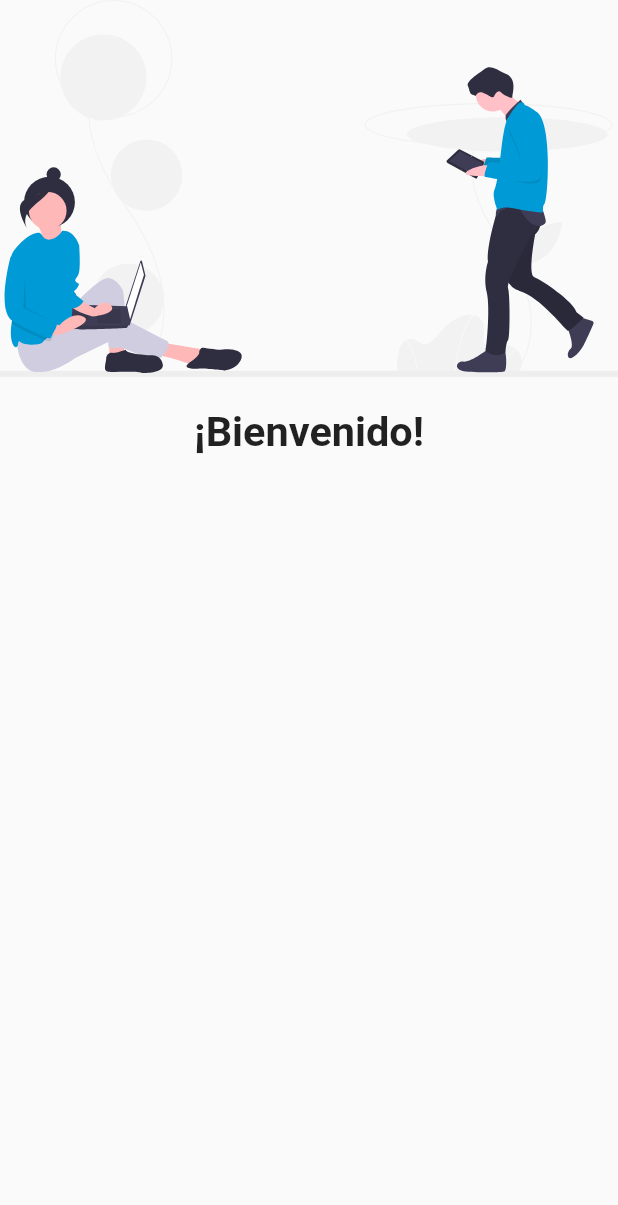
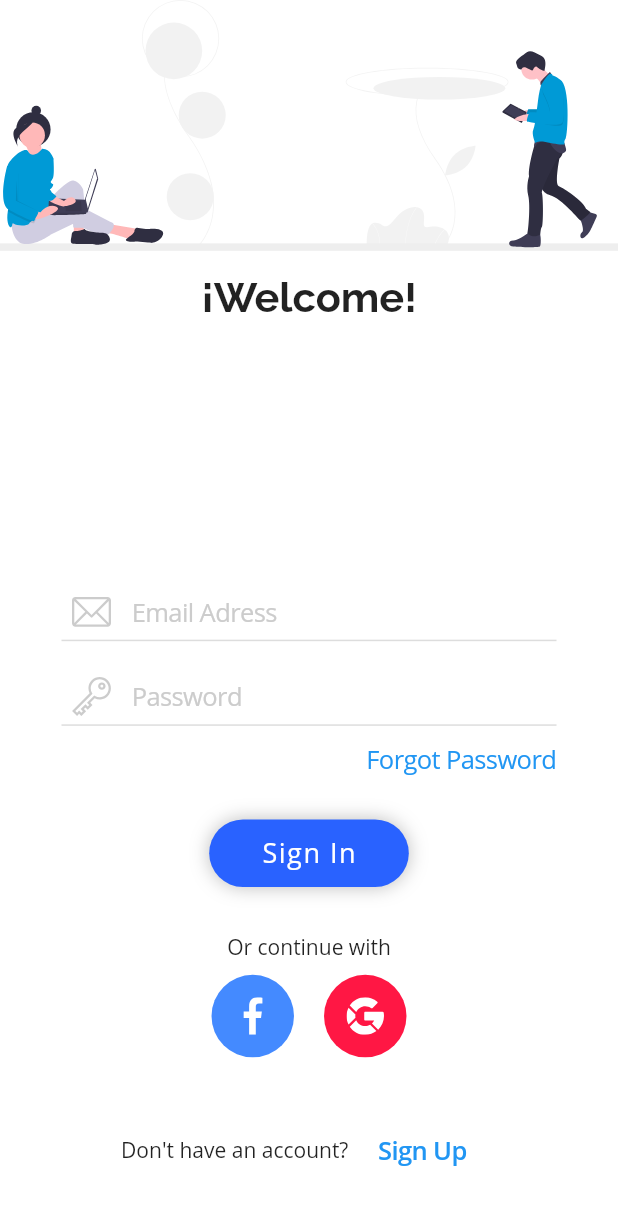
Before and after one commit to IvanPerezAlarcon1/Flutter-proyects, a Flutter app: the screen it shows after launch, on a phone screen of 412 x 824 dp. Shown: the top 1205 px of the screen. Run offline on Flutter 3.47's test engine with Material 2 defaults, Android fonts, the phone set to English and light mode, and no system bars; our stand-ins replace flutter_svg, geolocator, google_maps_flutter.

Commit message:
se hace responsive y adaptable a los distintos tamaños de dispositivos

```diff
--- a/flutter_ui_avanzadas/lib/main.dart
+++ b/flutter_ui_avanzadas/lib/main.dart
@@ -14,6 +14,7 @@ class MyApp extends StatelessWidget {
       debugShowCheckedModeBanner: false, //para esconder el banner de debug de la esquina superior derecha
       theme: ThemeData(
         primarySwatch: Colors.blue,
+        fontFamily: 'sans', //fuente por defecto que queremos, esto luego de importarlas al proyecto en la carpeta assets/fonts/ en el pubspec.yaml
 
         visualDensity: VisualDensity.adaptivePlatformDensity,
       ),
--- a/flutter_ui_avanzadas/lib/pages/login/login_page.dart
+++ b/flutter_ui_avanzadas/lib/pages/login/login_page.dart
@@ -1,6 +1,8 @@
 import 'package:flutter/material.dart';
 import 'package:flutter/services.dart';
 import 'package:flutter_ui_avanzadas/pages/login/widgets/welcome.dart';
+import 'package:flutter_ui_avanzadas/utils/responsive.dart';
+import 'package:flutter_ui_avanzadas/widgets/login_form.dart';
 
 class LoginPage extends StatefulWidget {
   @override
@@ -17,14 +19,30 @@ class _LoginPageState extends State<LoginPage> {
 
   @override
   Widget build(BuildContext context) {
+    final Responsive responsive = Responsive.of(context); //llamamos a la clase Responsive que calcula las medidas del dispositivo
     return Scaffold(
-      body: Container(
+      body: GestureDetector( //para que no salga el error de overflow al querer ingresar datos a un campo
+      //GestuoreDetector necesita un color en el container de abajo para poder detectar cuando se hace click en otra parte que no sea el campo de ingreso de datos para poder salierse si se hace click en otra parte
+      onTap: (){
+        FocusScope.of(context).unfocus();
+      },
+
+      child: Container(
           width: double.infinity,//le damos todo el alto y ancho posibles al container
           height: double.infinity,
+          color: Colors.white, //esto se agrega para que el widget GestureDetector funcione correctamente y al presionar en otra parte que no sea el campo de datos respectivo, se quita el teclado de la pantalla
+          child: SingleChildScrollView(//se usa para evitar el error de overflow al presionar un campo de inputs
+                      child: Container(
+                        height: responsive.height-30,
                         child: Column(
+              mainAxisAlignment: MainAxisAlignment.spaceBetween,//se coloca para que los widgets Welcome() y LoginForm(), esten lo mas separados posibles
               children: <Widget>[
                 Welcome(),
+                LoginForm(),
               ],
+            ),
+                      ),
+          ),
         ),
       ),
     );
--- a/flutter_ui_avanzadas/lib/pages/login/widgets/welcome.dart
+++ b/flutter_ui_avanzadas/lib/pages/login/widgets/welcome.dart
@@ -12,7 +12,7 @@ class Welcome extends StatelessWidget {
 
 
     return AspectRatio(//este widget es para que el tamaño  de altura se adapte a cualquier dispositivo en una relacion dada
-      aspectRatio: 16/12,
+      aspectRatio: 16/9,
           child: LayoutBuilder( //es un contenedor simple
           //este es un widget de tipo stack para poder generar la ilustración que muestra en la zona top, también se deben conocer las
           //dimenciones del contenedor en donde se colocarán las imagenes, es decir Welcome en este caso
@@ -28,40 +28,41 @@ class Welcome extends StatelessWidget {
                     left: 0,
                     child: SvgPicture.asset('assets/pages/login/clouds.svg',
                     width: constraints.maxWidth,
-                    height: constraints.maxHeight*0.81,
+                    height: constraints.maxHeight*0.71, //tamaño de la imagen de las nubes
                   )),
 
                   Positioned(//propiedades de la linea divisoria
-                    top: constraints.maxHeight*0.8,//definimos que la linea divisoria este al 60% de la altura max del contaniner
+                    top: constraints.maxHeight*0.7,//definimos que la linea divisoria este al 70% de la altura max del contaniner
                     child: Column(//ponemos a la barra dentro de un container, y abajo de esta un texto
                       children: <Widget>[
                         Container(//container de linea separadora
-                          height: 4,
-                          width: constraints.maxWidth, //se debe usar la variable constraints para poder determinar el ancho max en un widget Positioned dentro de un widget stack
+                          height: 5,
+                          width: constraints.maxWidth,//grosor de la linea //se debe usar la variable constraints para poder determinar el ancho max en un widget Positioned dentro de un widget stack
                           color: Color(0xffeeeeee),
                     ),
                     SizedBox(
-                      height: 20,
+                      height: 15,//distancia desde la linea devisora hasta donde aparece el texto
                     ),
-                    Text("¡Bienvenido!",style: TextStyle(
+                    Text("¡Welcome!",style: TextStyle(
                       fontSize:responsive.ip(3),//que el tamaño del texto de tanto % del valor de la diagonal
                       fontWeight: FontWeight.bold,
+                      fontFamily: 'raleway',
                       ),),
                       ],
                     ),
                   ),
 
                   Positioned(//dimensiones de la imagen de la chica
-                    top: constraints.maxHeight*0.345,//distancia de la imagen desde arriba hacia abajo
+                    top: constraints.maxHeight*0.29,//distancia de la imagen desde arriba hacia abajo
                     child: SvgPicture.asset('assets/pages/login/woman.svg',
-                    width: constraints.maxWidth*0.4,
+                    width: constraints.maxWidth*0.27,
                     //height: constraints.maxHeight*0.4,
                   )),//container con la imagen crrespondiente
                   Positioned(//dimensiones de la imagen del chico
-                    top: constraints.maxHeight*0.125,
+                    top: constraints.maxHeight*0.13,
                     right: 10,
                     child: SvgPicture.asset('assets/pages/login/man.svg',
-                    width: constraints.maxWidth*0.28,
+                    width: constraints.maxWidth*0.18,
                   )),
                 ],
               ),
--- /dev/null
+++ b/flutter_ui_avanzadas/lib/utils/app_colors.dart
@@ -0,0 +1,8 @@
+import 'package:flutter/cupertino.dart';
+import 'package:flutter/widgets.dart';
+
+//crear una clase que contenga propiedades estáticas
+class AppColors{
+  static final primary = Color(0xff2962FF); //color primario
+  static final gray = Color(0xffeeeeee);//color secundario
+}
--- /dev/null
+++ b/flutter_ui_avanzadas/lib/widgets/circle_button.dart
@@ -0,0 +1,32 @@
+import 'package:flutter/material.dart';
+import 'package:flutter/cupertino.dart';
+import 'package:flutter_svg/flutter_svg.dart';
+import 'package:flutter_ui_avanzadas/utils/app_colors.dart';
+
+class CircleButton extends StatelessWidget {
+  final String iconPath;
+  final double size;
+  final Color backgroundColor;
+  const CircleButton({
+    Key key,
+    this.size = 50,
+    this.backgroundColor,
+    @required this.iconPath
+  }) :assert(iconPath !=null), super(key: key);
+
+  @override
+  Widget build(BuildContext context) {
+    return Container(
+      width: this.size,
+      height: this.size,
+      padding: EdgeInsets.all(15),
+      child: SvgPicture.asset(iconPath,
+        color: Colors.white,
+      ),
+      decoration: BoxDecoration(
+        color: this.backgroundColor ?? AppColors.primary, //si background color es distinto de null se toma el valor ingresado, en caso contrario se usa el indicado aquí
+        shape: BoxShape.circle  //define de forma ciercular el container
+      ),
+    );
+  }
+}
--- /dev/null
+++ b/flutter_ui_avanzadas/lib/widgets/input_text_login.dart
@@ -0,0 +1,39 @@
+import 'package:flutter/material.dart';
+import 'package:flutter/cupertino.dart';
+import 'package:flutter_svg/svg.dart';
+
+class InputTextLogin extends StatelessWidget {
+  final String iconPath,placeholder;
+  const InputTextLogin({Key key,@required this.iconPath,@required this.placeholder}) :
+  assert(iconPath != null && placeholder != null), //hacemos una corroboración de los parámetros
+  super (key:key);//constructor
+  @override
+  Widget build(BuildContext context) {
+    return CupertinoTextField(
+            //pripiedades del textfield de email
+            padding: EdgeInsets.symmetric(
+              vertical:7,
+              horizontal: 7
+              ),
+            prefix: Container(
+              height: 30,
+              width: 40,
+              padding: EdgeInsets.all(2),
+              child: SvgPicture.asset(this.iconPath,
+              color: Color(0xffcccccc),
+              ),
+            ),
+            placeholder: this.placeholder,
+            style:TextStyle(fontFamily: 'sans'),//estilo del texto input que se ingresa debe cambiarse tambien al deseado
+            placeholderStyle: TextStyle(fontFamily: 'sans', color: Color(0xffcccccc)),//estilo del placeholder
+            decoration: BoxDecoration(
+              border: Border(
+                bottom: BorderSide(
+                  width: 1,
+                  color: Color(0xffdddddd),
+                ),
+              ),
+            ),
+          );
+  }
+}
--- /dev/null
+++ b/flutter_ui_avanzadas/lib/widgets/login_form.dart
@@ -0,0 +1,100 @@
+import 'package:flutter/material.dart';
+import 'package:flutter/cupertino.dart';
+import 'package:flutter_ui_avanzadas/utils/responsive.dart';
+import 'package:flutter_ui_avanzadas/widgets/circle_button.dart';
+import 'package:flutter_ui_avanzadas/widgets/input_text_login.dart';
+import 'package:flutter_ui_avanzadas/widgets/rounded_button.dart';
+
+class LoginForm extends StatelessWidget {
+  const LoginForm({Key key}) : super (key:key);
+
+  @override
+  Widget build(BuildContext context) {
+    final Responsive responsive = Responsive.of(context);
+    return SafeArea(
+      top: false,//ignorar el safearea de la parte superior
+      child: Container(
+        //color: Colors.red,
+        width: 330,
+        child: Column(
+          crossAxisAlignment: CrossAxisAlignment.center, //hace que el CupertinoButon "forgot password"se alinea con el borde derecho
+          children: <Widget>[
+            InputTextLogin(iconPath: 'assets/pages/login/icons/mail.svg',
+            placeholder: "Email Adress"),
+            SizedBox(
+              height: responsive.ip(2), //se usa para basarse en las medidas del dispositivo donde se ejecuta la app,
+            ),
+            InputTextLogin(iconPath: 'assets/pages/login/icons/smart-key.svg',
+            placeholder: "Password"),
+            //seccion de olvido su contraseña
+            Container(
+              alignment: Alignment.centerRight, //mover el texto a la derecha
+              width: double.infinity,//ocupar todo el ancho posible
+              child: CupertinoButton(
+              padding: EdgeInsets.symmetric(vertical:10),
+              child: Text(
+                "Forgot Password",
+                style: TextStyle(
+                  fontFamily: 'sans',
+                  ),
+                ),
+                onPressed: () {  //aquí se coloca la página o ventana de redirección deseada
+                },
+              ),
+            ),
+            SizedBox(
+              height: responsive.ip(2),//se usa para basarse en las medidas del dispositivo donde se ejecuta la app,
+            ),
+            RoundedButton(
+                label: "Sign In",
+                onPressed: () {},
+                //backgroundColor: Colors.red, //no se lo pasamos porque el color primary por defecto que agregamos está bien
+            ),
+            SizedBox(
+              height: responsive.ip(3.3), //se usa para basarse en las medidas del dispositivo donde se ejecuta la app
+            ),
+            Text("Or continue with"),
+            SizedBox(
+              height: responsive.ip(1), //se usa para basarse en las medidas del dispositivo donde se ejecuta la app
+            ),
+            Row(
+              mainAxisAlignment: MainAxisAlignment.center,
+              children: <Widget>[
+                CircleButton(
+                  size: 55,
+                  backgroundColor: Color(0xff448AFF),
+                  iconPath: 'assets/pages/login/icons/facebook.svg',
+                ),
+                SizedBox(width: 20,),
+                CircleButton(//botón de google
+                size: 55,
+                  backgroundColor: Color(0xffFF1744),
+                  iconPath: 'assets/pages/login/icons/google.svg',
+                ),
+              ],
+            ),
+            SizedBox(
+              height: responsive.ip(3.7), //se usa para basarse en las medidas del dispositivo donde se ejecuta la app
+            ),
+            Row(
+              mainAxisAlignment: MainAxisAlignment.center,
+              children: <Widget>[
+                Text("Don't have an account?"),
+                CupertinoButton(
+                  child: Text(
+                    "Sign Up",
+                    style: TextStyle(
+                        fontFamily: "sans",
+                        fontWeight: FontWeight.w600,//grosor del texto
+                      ),
+                  ),
+                  onPressed: (){},
+                ),
+              ],
+            ),
+          ],
+        ),
+      ),
+    );
+  }
+}
--- /dev/null
+++ b/flutter_ui_avanzadas/lib/widgets/rounded_button.dart
@@ -0,0 +1,46 @@
+import 'package:flutter/material.dart';
+import 'package:flutter/cupertino.dart';
+import 'package:flutter_ui_avanzadas/utils/app_colors.dart';
+
+class RoundedButton extends StatelessWidget {
+  //parametro que requerira el metodo al declararse
+  final String label;
+  final VoidCallback onPressed;
+  final Color backgroundColor;
+  const RoundedButton({Key key,
+    @required this.onPressed,
+    @required this.label, this.backgroundColor})
+    :assert(label != null), super (key:key
+  );
+
+  @override
+  Widget build(BuildContext context) {
+    return CupertinoButton(
+      padding: EdgeInsets.zero,
+      child: Container(
+        child: Text(
+          this.label,
+          style: TextStyle(
+            color: Colors.white,
+            fontFamily: 'sans',
+            letterSpacing: 1,//espaciado entre las letras
+            fontSize: 18,
+            ),
+          ),
+        padding: EdgeInsets.symmetric(horizontal: 35, vertical: 10),//largo y ancho del botón
+        decoration: BoxDecoration(
+          //si backgroundcolor es !=null, se toma el valor ingresado, en caso contrario se usa AppColors.primary
+          color: this.backgroundColor ?? AppColors.primary, //color del botón
+          boxShadow: [ //sombreado del botón
+            BoxShadow(
+              color: Colors.black26,
+              blurRadius: 10,
+            ),
+          ],
+          borderRadius: BorderRadius.circular(30),//para dar un borde circular al botón
+        ),
+      ),
+      onPressed: this.onPressed,
+    );
+  }
+}
```
Also changed, not shown: flutter_ui_avanzadas/pubspec.yaml (+22 -21 lines), flutter_ui_avanzadas/assets/fonts/OpenSans-Bold.ttf (added), flutter_ui_avanzadas/assets/fonts/OpenSans-Light.ttf (added), flutter_ui_avanzadas/assets/fonts/OpenSans-Regular.ttf (added), flutter_ui_avanzadas/assets/fonts/OpenSans-SemiBold.ttf (added), flutter_ui_avanzadas/assets/fonts/Raleway-Bold.ttf (added), flutter_ui_avanzadas/assets/pages/login/icons/facebook.svg (added), flutter_ui_avanzadas/assets/pages/login/icons/google.svg (added), flutter_ui_avanzadas/assets/pages/login/icons/mail.svg (added), flutter_ui_avanzadas/assets/pages/login/icons/smart-key.svg (added). Lines whose indentation alone changed are shown as unchanged.
